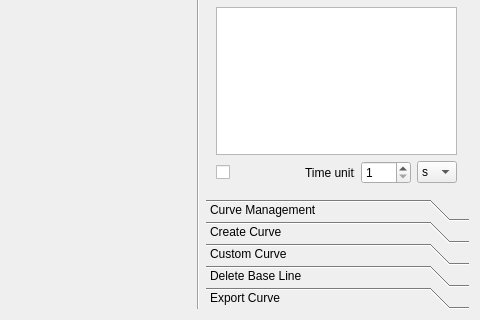
This is FenEnfantGraph.ui in Lproduct/Data_Parser_3 as Qt 5 draws it before an edit; both pictures show x 420 to 900 and y 230 to 550 of the 900 by 550 pixel window. The edited form follows.
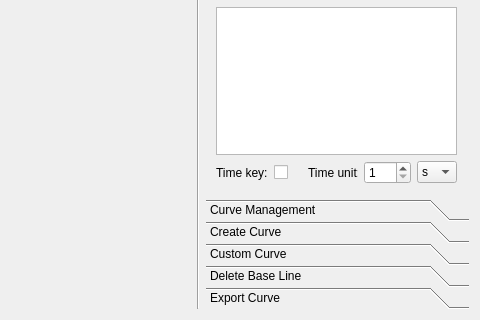
This is the edited form. The open tabs and pages were chosen to show the change. Icons and pictures are not drawn. Custom widgets are drawn as their Qt base class.

Commit message: debbuging of time abssis almost done del base line not already debbuged

Patch:
```diff
--- a/FenEnfantGraph.ui
+++ b/FenEnfantGraph.ui
@@ -71,8 +71,8 @@
        <rect>
         <x>0</x>
         <y>0</y>
-        <width>98</width>
-        <height>28</height>
+        <width>267</width>
+        <height>388</height>
        </rect>
       </property>
       <attribute name="icon">
@@ -269,6 +269,19 @@
           </property>
          </widget>
         </item>
+        <item>
+         <spacer name="verticalSpacer_10">
+          <property name="orientation">
+           <enum>Qt::Vertical</enum>
+          </property>
+          <property name="sizeHint" stdset="0">
+           <size>
+            <width>20</width>
+            <height>40</height>
+           </size>
+          </property>
+         </spacer>
+        </item>
         <item>
          <spacer name="verticalSpacer_7">
           <property name="orientation">
@@ -284,6 +297,13 @@
         </item>
         <item>
          <layout class="QHBoxLayout" name="horizontalLayout_8">
+          <item>
+           <widget class="QLabel" name="label">
+            <property name="text">
+             <string>Time key:</string>
+            </property>
+           </widget>
+          </item>
           <item>
            <widget class="QCheckBox" name="checkBoxTimeAbsis">
             <property name="maximumSize">
@@ -297,6 +317,19 @@
             </property>
            </widget>
           </item>
+          <item>
+           <spacer name="horizontalSpacer">
+            <property name="orientation">
+             <enum>Qt::Horizontal</enum>
+            </property>
+            <property name="sizeHint" stdset="0">
+             <size>
+              <width>40</width>
+              <height>20</height>
+             </size>
+            </property>
+           </spacer>
+          </item>
           <item alignment="Qt::AlignRight">
            <widget class="QLabel" name="label_25">
             <property name="maximumSize">
```
Left out of the diff: 16 changed lines with no effect on the pictures. The commit also changes 7 other files.
